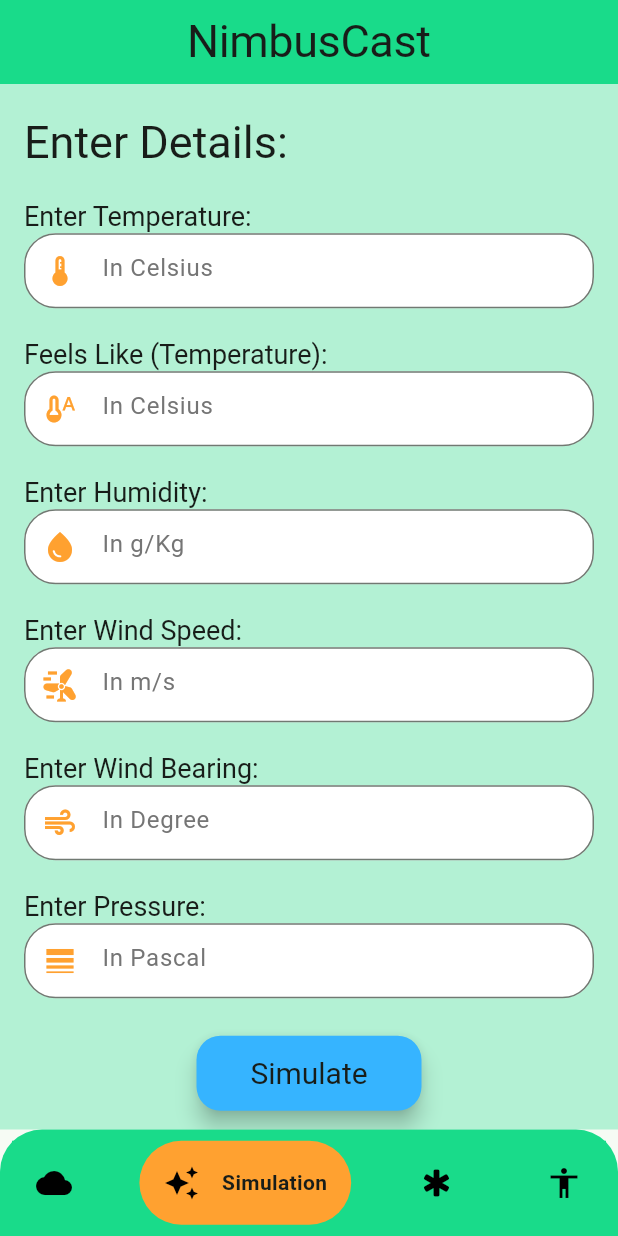
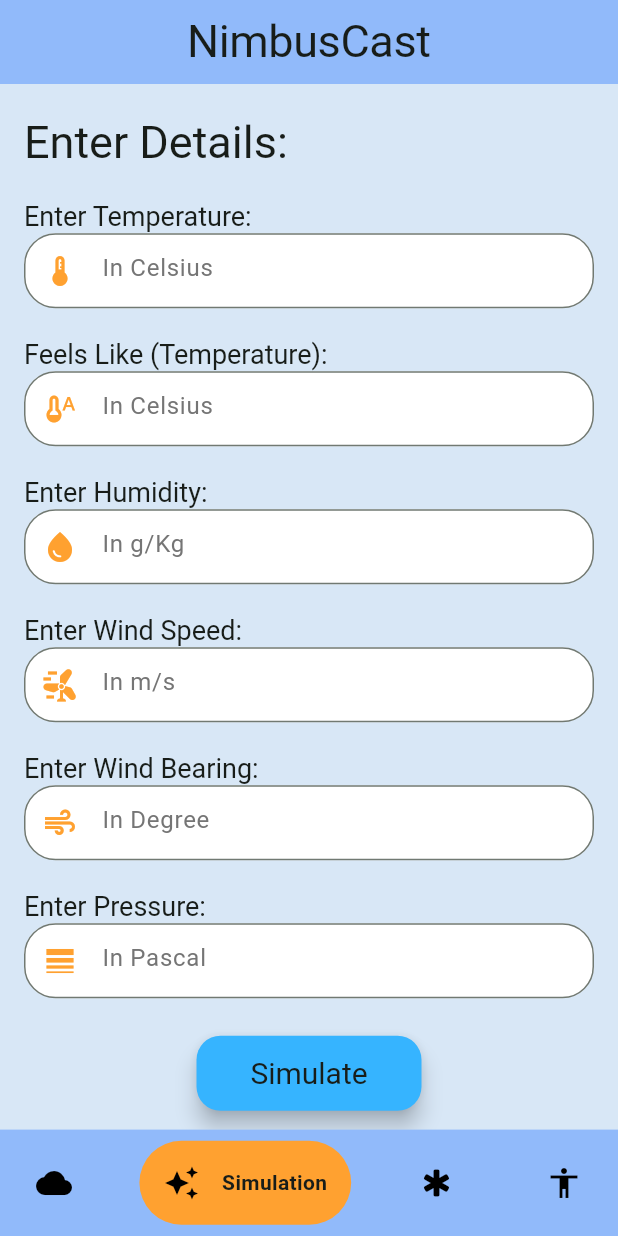
Before and after one commit to TheBenedict09/NimbusCast, a Flutter app: the screen it shows after launch, item 2 of the bottom bar chosen, after a tap on "Simulate", on a phone screen of 412 x 824 dp. Run offline on Flutter 3.47's test engine with Material 3 defaults, Android fonts, the phone set to English and light mode, and no system bars; drawn by our look-alikes of google_nav_bar; our stand-ins replace fluttertoast, geocoding, geolocator, google_maps_flutter, lottie and 1 more; missing offline and left inert: dart:ffi; Roboto replaces fonts that are missing (FontMadimi, FontSans).

Commit message:
v0.1.14 (Minor Changes)

```diff
--- a/lib/Pages/bottom_navbar.dart
+++ b/lib/Pages/bottom_navbar.dart
@@ -90,10 +90,7 @@ class _BottomNavBarState extends State<BottomNavBar> {
       bottomNavigationBar: Container(
         decoration: const BoxDecoration(
           color: c1,
-          borderRadius: BorderRadius.only(
-            topLeft: Radius.circular(28),
-            topRight: Radius.circular(28),
-          ),
+
         ),
         child: Padding(
           padding: const EdgeInsets.symmetric(horizontal: 8.0, vertical: 7.5),
--- a/lib/Pages/forecast_page.dart
+++ b/lib/Pages/forecast_page.dart
@@ -3,6 +3,7 @@ import 'package:fluttertoast/fluttertoast.dart';
 import 'package:geocoding/geocoding.dart';
 import 'package:geolocator/geolocator.dart';
 import 'package:nimbus_cast/Pages/realtime_page.dart';
+import 'package:nimbus_cast/utilities/background_color.dart';
 import 'package:nimbus_cast/utilities/cloud_prediction.dart';
 import 'package:nimbus_cast/utilities/colors.dart';
 import 'package:nimbus_cast/utilities/consts.dart';
@@ -97,6 +98,9 @@ class _ForecastPageState extends State<ForecastPage> {
   @override
   Widget build(BuildContext context) {
     return Scaffold(
+      backgroundColor: _weather != null
+          ? backGroundColorPicker(_weather!.weatherConditionCode!.toInt())
+          : c1,
       floatingActionButton: FloatingActionButton.extended(
         onPressed: callRealTimePage,
         label: Text(
@@ -112,9 +116,10 @@ class _ForecastPageState extends State<ForecastPage> {
         centerTitle: true,
         title: Text(
           "NimbusCast",
-          style: Theme.of(context).textTheme.displayLarge?.copyWith(
-                fontSize: 30,
-              ),
+          style: Theme.of(context)
+              .textTheme
+              .displayLarge
+              ?.copyWith(fontSize: 30, color: Colors.white),
         ),
       ),
       body: (_weather == null || _weatherList.isEmpty)
@@ -132,19 +137,6 @@ class _ForecastPageState extends State<ForecastPage> {
                       cityName ?? "",
                       style: Theme.of(context).textTheme.displaySmall?.copyWith(
                             fontSize: 40,
-                          ),
-                    ),
-                    Text(
-                      // "Cloud Burst Risk: ${fetchDataFromAPI(
-                      //   _weather?.temperature as int ?? 0,
-                      //   _weather!.tempFeelsLike?.round() ?? 0,
-                      //   _weather!.humidity?.toInt() ?? 0,
-                      //   _weather!.windSpeed?.toInt() ?? 0,
-                      //   _weather!.pressure?.toInt() ?? 0,
-                      //   _weather!.windDegree?.toInt() ?? 0,
-                      // )}",
-                      "",style: Theme.of(context).textTheme.displaySmall?.copyWith(
-                            fontSize: 20,
                           ),
                     ),
                     SizedBox(
@@ -181,8 +173,7 @@ class _ForecastPageState extends State<ForecastPage> {
                                         .textTheme
                                         .displaySmall
                                         ?.copyWith(
-                                            fontSize: 20,
-                                            color: Colors.grey.shade600),
+                                            fontSize: 20, color: Colors.white),
                                   )
                                 ],
                               ),
@@ -204,7 +195,7 @@ class _ForecastPageState extends State<ForecastPage> {
                                         .displaySmall
                                         ?.copyWith(
                                           fontSize: 20,
-                                          color: Colors.grey.shade600,
+                                          color: Colors.white,
                                         ),
                                   )
                                 ],
@@ -256,7 +247,7 @@ class _ForecastPageState extends State<ForecastPage> {
                                             .displaySmall
                                             ?.copyWith(
                                                 fontSize: 16,
-                                                color: Colors.grey.shade600),
+                                                color: Colors.black),
                                       )
                                     ],
                                   ),
@@ -297,7 +288,7 @@ class _ForecastPageState extends State<ForecastPage> {
                                     children: [
                                       Text(
                                         index * 10 < 40
-                                            ? "${_weatherList[((index + 1) * 8)].date!.day.toString().padLeft(2, '0')}/${_weatherList[index * 5].date!.month.toString().padLeft(2, '0')}"
+                                            ? "${_weatherList[((index + 1) * 7)].date!.day.toString().padLeft(2, '0')}/${_weatherList[index * 5].date!.month.toString().padLeft(2, '0')}"
                                             : "N/A",
                                         style: Theme.of(context)
                                             .textTheme
@@ -314,7 +305,7 @@ class _ForecastPageState extends State<ForecastPage> {
                                               width: 50,
                                               height: 50,
                                               child: weatherIconSelection(
-                                                _weatherList[(index + 1) * 8]
+                                                _weatherList[(index + 1) * 7]
                                                     .weatherConditionCode!
                                                     .toInt(),
                                               ),
@@ -324,7 +315,7 @@ class _ForecastPageState extends State<ForecastPage> {
                                   ),
                                   Text(
                                     index * 10 < 40
-                                        ? _weatherList[(index + 1) * 8]
+                                        ? _weatherList[(index + 1) * 7]
                                             .weatherDescription
                                             .toString()
                                         : "N/A",
@@ -337,7 +328,7 @@ class _ForecastPageState extends State<ForecastPage> {
                                   ),
                                   Text(
                                     index * 10 < 40
-                                        ? "${_weatherList[(index + 1) * 8].temperature!.celsius!.toStringAsFixed(0)}°C/${_weatherList[(index + 1) * 8].tempFeelsLike!.celsius!.toStringAsFixed(0)}°C"
+                                        ? "${_weatherList[(index + 1) * 7].temperature!.celsius!.toStringAsFixed(0)}°C/${_weatherList[(index + 1) * 7].tempFeelsLike!.celsius!.toStringAsFixed(0)}°C"
                                         : "N/A",
                                     style: Theme.of(context)
                                         .textTheme
--- a/lib/Pages/simulation_page.dart
+++ b/lib/Pages/simulation_page.dart
@@ -281,10 +281,10 @@ class _SimulationPageState extends State<SimulationPage> {
                     String result = await fetchDataFromAPI(
                       int.parse(_temperature!.text),
                       int.parse(_feelsLike!.text),
-                      double.parse(_humidity!.text),
-                      double.parse(_windSpeed!.text),
-                      double.parse(_pressure!.text),
-                      double.parse(_windBering!.text),
+                      int.parse(_humidity!.text),
+                      int.parse(_windSpeed!.text),
+                      int.parse(_pressure!.text),
+                      int.parse(_windBering!.text),
                     );
                     // ignore: use_build_context_synchronously
                     showDialog(
--- a/lib/utilities/colors.dart
+++ b/lib/utilities/colors.dart
@@ -1,6 +1,6 @@
 import 'package:flutter/material.dart';
 
-const c1 = Color(0xff19DB8A);
+const c1 = Color(0xff91bafa);
 const c2 = Color(0xffFFA130);
 const c3 = Color(0xff006d42);
 const c4 = Color(0xffFFB55A);
```
Also changed, not shown: lib/utilities/background_color.dart (added, +57 -0 lines), lib/utilities/cloud_prediction.dart (+12 -6 lines).
